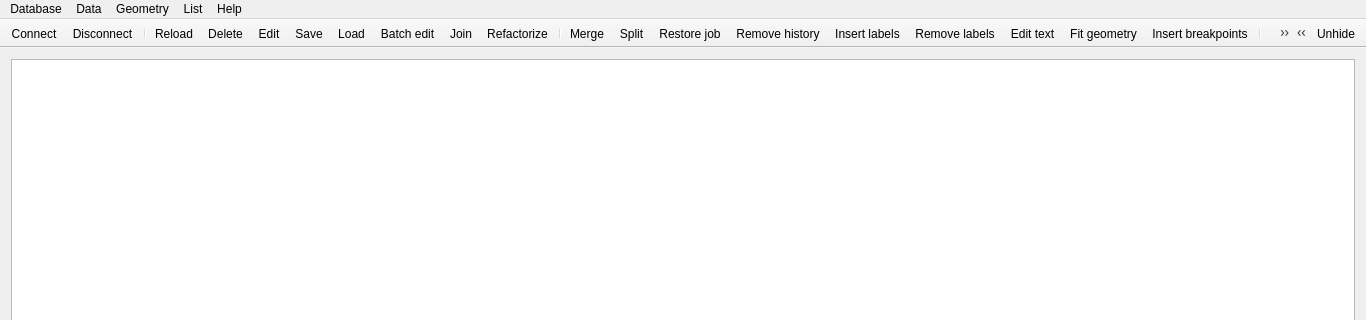
Kuszki/EW-Database, file mainwindow.ui: the form before one commit; both pictures show x 0 to 1366 and y 0 to 320 of the 1366 by 768 pixel window.
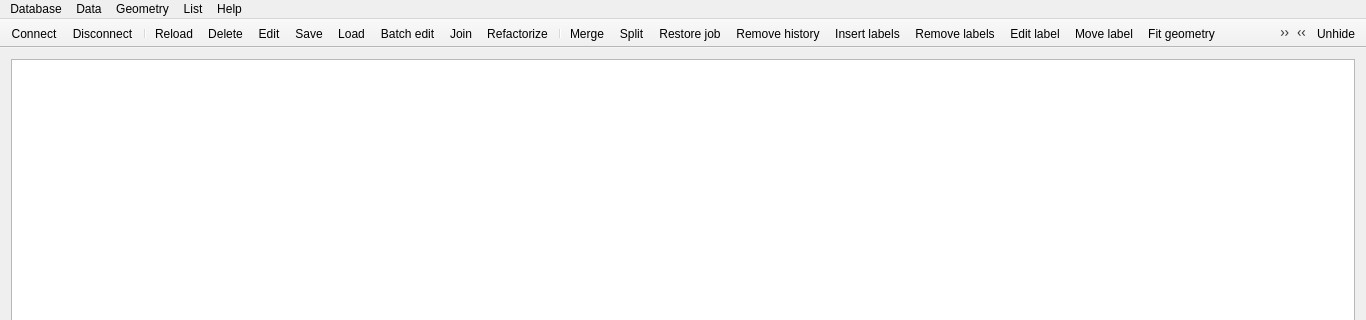
The form after the commit. Icons and pictures are not drawn.

Commit message: Implement label text update

Patch:
```diff
--- a/mainwindow.ui
+++ b/mainwindow.ui
@@ -171,6 +171,7 @@
    <addaction name="actionHistory"/>
    <addaction name="actionLabel"/>
    <addaction name="actionDeletelab"/>
+   <addaction name="actionRelabel"/>
    <addaction name="actionText"/>
    <addaction name="actionFit"/>
    <addaction name="actionInsert"/>
@@ -388,7 +389,7 @@
      <normaloff>.</normaloff>.</iconset>
    </property>
    <property name="text">
-    <string>Edit text</string>
+    <string>Move label</string>
    </property>
    <property name="shortcut">
     <string>Ctrl+T</string>
@@ -525,6 +526,14 @@
     <string>Ctrl+Y</string>
    </property>
   </action>
+  <action name="actionRelabel">
+   <property name="text">
+    <string>Edit label</string>
+   </property>
+   <property name="shortcut">
+    <string>Ctrl+W</string>
+   </property>
+  </action>
  </widget>
  <layoutdefault spacing="6" margin="11"/>
  <resources/>
```
Left out of the diff: 1 changed line with no effect on the pictures. The commit also changes 4 other files.
